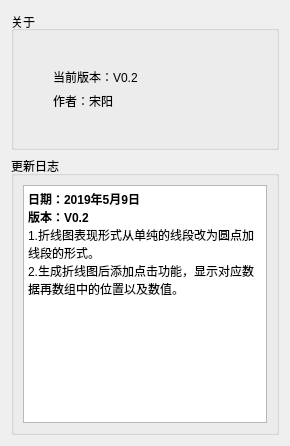
The window that data_show/aboutme.ui (yourback/Data_Process_Show) describes before a commit, drawn with Qt 5.
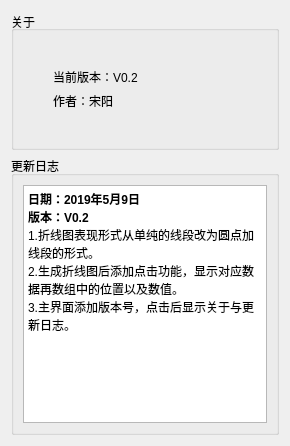
The same window after the commit.

Commit message: can`t resize the aboutmedialog

The edit to the form file:
```diff
--- a/data_show/aboutme.ui
+++ b/data_show/aboutme.ui
@@ -146,6 +146,7 @@
 &lt;p style=&quot; margin-top:0px; margin-bottom:0px; margin-left:0px; margin-right:0px; -qt-block-indent:0; text-indent:0px;&quot;&gt;&lt;span style=&quot; font-weight:600;&quot;&gt;版本：V0.2&lt;/span&gt;&lt;/p&gt;
 &lt;p style=&quot; margin-top:0px; margin-bottom:0px; margin-left:0px; margin-right:0px; -qt-block-indent:0; text-indent:0px;&quot;&gt;1.折线图表现形式从单纯的线段改为圆点加线段的形式。&lt;/p&gt;
 &lt;p style=&quot; margin-top:0px; margin-bottom:0px; margin-left:0px; margin-right:0px; -qt-block-indent:0; text-indent:0px;&quot;&gt;2.生成折线图后添加点击功能，显示对应数据再数组中的位置以及数值。&lt;/p&gt;
+&lt;p style=&quot; margin-top:0px; margin-bottom:0px; margin-left:0px; margin-right:0px; -qt-block-indent:0; text-indent:0px;&quot;&gt;3.主界面添加版本号，点击后显示关于与更新日志。&lt;/p&gt;
 &lt;p style=&quot;-qt-paragraph-type:empty; margin-top:0px; margin-bottom:0px; margin-left:0px; margin-right:0px; -qt-block-indent:0; text-indent:0px;&quot;&gt;&lt;br /&gt;&lt;/p&gt;&lt;/body&gt;&lt;/html&gt;</string>
         </property>
        </widget>
```
